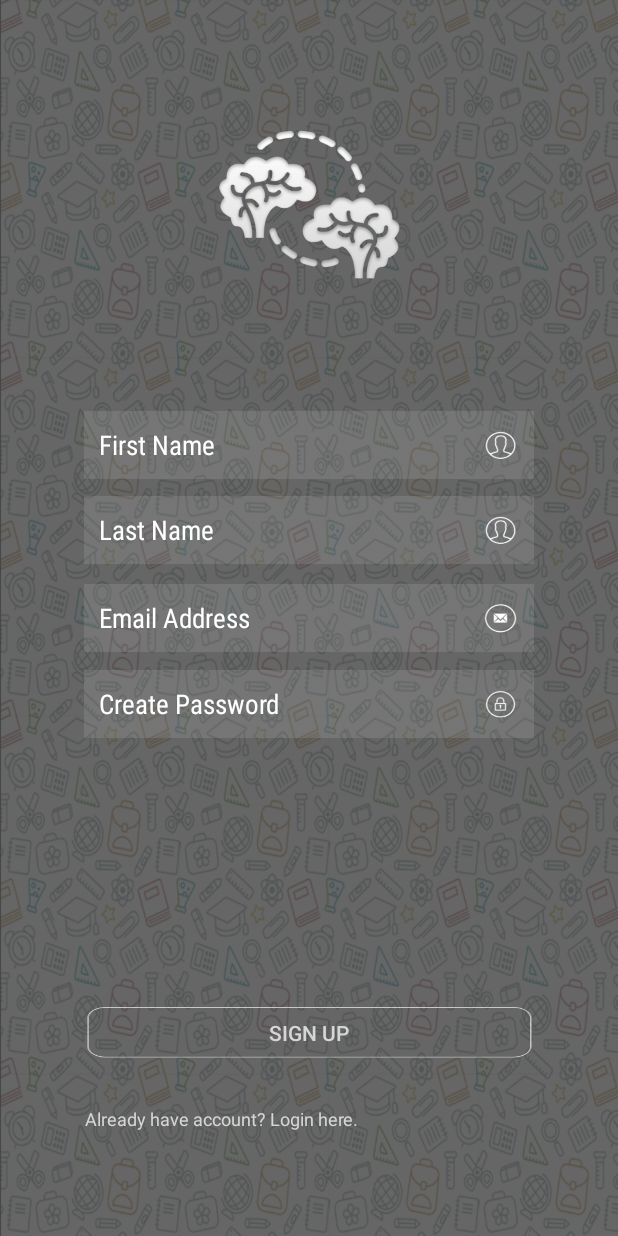
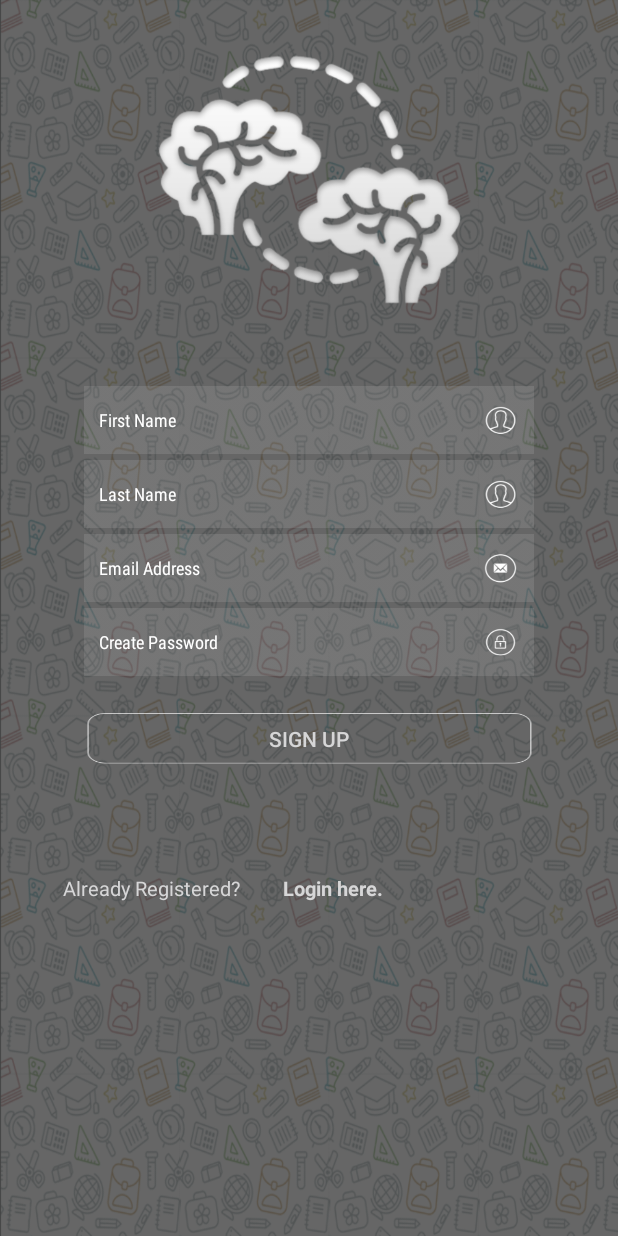
Before and after one commit to alqulaysh/Two2erDroid, an Android app: the RegisterActivity screen opened directly, with no data from a screen before it, on a phone screen of 412 x 824 dp. Run offline under Robolectric (Android 15) with nearby library versions, the phone set to English and light mode, and no system bars; libraries missing offline, so code that uses them is left out: com.stormpath.sdk.

Commit message:
UI improvements

```diff
--- a/app/src/main/AndroidManifest.xml
+++ b/app/src/main/AndroidManifest.xml
@@ -42,8 +42,10 @@
             android:name=".SideMenuActivity"
             android:label=""
             android:theme="@style/AppTheme.NoActionBar" />
-        <activity android:name=".ChangePasswordActivity" />
-        <activity android:name=".ForgotPasswordActivity" />
+        <activity android:name=".ChangePasswordActivity"
+            android:theme="@style/AppTheme.NoActionBar"/>
+        <activity android:name=".ForgotPasswordActivity"
+            android:theme="@style/AppTheme.NoActionBar"/>
         <activity android:name=".UploadImageActivity"></activity>
 
         <service
--- a/app/src/main/res/layout/activity_change_password.xml
+++ b/app/src/main/res/layout/activity_change_password.xml
@@ -32,35 +32,35 @@
             android:layout_height="38dp"
             android:textColor="@color/cast_expanded_controller_text_color"
             android:layout_below="@+id/change_password"
-            android:layout_centerHorizontal="true"
-            android:layout_marginBottom="15dp" />
+            android:layout_alignStart="@+id/change_password" />
 
-        <EditText android:id="@+id/change_password"
+        <EditText
+            android:id="@+id/change_password"
             android:layout_width="300dp"
             android:layout_height="45dp"
+            android:layout_centerHorizontal="true"
+            android:layout_centerVertical="true"
+            android:background="@drawable/passwordbackground"
+            android:fontFamily="sans-serif-condensed"
+            android:hint="New Password"
+            android:paddingLeft="10dp"
+            android:password="true"
+            android:selectAllOnFocus="false"
             android:singleLine="false"
-            android:password="true"
-            android:hint="New Password"
-            android:textSize="14dp"
-            android:fontFamily="sans-serif-condensed"
             android:textColorHint="#fff"
-            android:background="@drawable/passwordbackground"
-            android:selectAllOnFocus="false"
-            android:layout_marginBottom="11dp"
-            android:layout_below="@+id/change_password_logo"
-            android:layout_centerHorizontal="true"
-            android:paddingLeft="10dp" />
+            android:textSize="12sp" />
 
         <TextView
-            android:text="@string/curr_version"
+            android:id="@+id/current_version"
             android:layout_width="wrap_content"
             android:layout_height="wrap_content"
-            android:id="@+id/current_version"
-            android:layout_marginBottom="54dp"
             android:layout_alignParentBottom="true"
             android:layout_centerHorizontal="true"
+            android:layout_marginBottom="54dp"
+            android:fontFamily="monospace"
+            android:text="@string/curr_version"
             android:textColor="@color/cast_expanded_controller_text_color"
-            android:fontFamily="monospace" />
+            android:textSize="12sp" />
 
     </RelativeLayout>
 
--- a/app/src/main/res/layout/activity_login.xml
+++ b/app/src/main/res/layout/activity_login.xml
@@ -59,48 +59,48 @@
             android:layout_marginBottom="15dp" />
 
 
+        <EditText
+            android:id="@+id/login_password"
+            android:layout_width="300dp"
+            android:layout_height="45dp"
+            android:layout_alignStart="@+id/btnLogin"
+            android:layout_centerVertical="true"
+            android:background="@drawable/passwordbackground"
+            android:fontFamily="sans-serif-condensed"
+            android:hint="@string/password"
+            android:paddingLeft="10dp"
+            android:password="true"
+            android:singleLine="true"
+            android:textColorHint="#fff"
+            android:textSize="12sp" />
 
-
-
-        <EditText  android:id="@+id/login_password"
+        <EditText
+            android:id="@+id/login_email"
             android:layout_width="300dp"
-            android:singleLine="true"
-            android:password="true"
-            android:hint="@string/password"
-            android:textSize="14dp"
-            android:fontFamily="sans-serif-condensed"
-            android:textColorHint="#fff"
-            android:background="@drawable/passwordbackground"
             android:layout_height="45dp"
-            android:layout_centerVertical="true"
-            android:layout_alignStart="@+id/btnLogin"
-            android:paddingLeft="10dp" />
-
-        <EditText android:id="@+id/login_email"
-        android:layout_width="300dp"
-        android:layout_height="45dp"
-            android:singleLine="false"
-            android:hint="@string/prompt_email"
-            android:textSize="14dp"
-            android:fontFamily="sans-serif-condensed"
-            android:textColorHint="#fff"
-            android:background="@drawable/emaaaaail"
-            android:selectAllOnFocus="false"
-            android:layout_marginBottom="11dp"
             android:layout_above="@+id/login_password"
             android:layout_alignStart="@+id/login_password"
-            android:paddingLeft="10dp" />
+            android:layout_marginBottom="11dp"
+            android:background="@drawable/emaaaaail"
+            android:fontFamily="sans-serif-condensed"
+            android:hint="@string/prompt_email"
+            android:paddingLeft="10dp"
+            android:selectAllOnFocus="false"
+            android:singleLine="false"
+            android:textColorHint="#fff"
+            android:textSize="12sp" />
 
         <TextView
-            android:text="@string/curr_version"
+            android:id="@+id/current_version"
             android:layout_width="wrap_content"
             android:layout_height="wrap_content"
-            android:id="@+id/current_version"
-            android:layout_marginBottom="54dp"
             android:layout_alignParentBottom="true"
             android:layout_centerHorizontal="true"
+            android:layout_marginBottom="54dp"
+            android:fontFamily="monospace"
+            android:text="@string/curr_version"
             android:textColor="@color/cast_expanded_controller_text_color"
-            android:fontFamily="monospace" />
+            android:textSize="10sp" />
 
     </RelativeLayout>
 
--- a/app/src/main/res/layout/activity_register.xml
+++ b/app/src/main/res/layout/activity_register.xml
@@ -1,105 +1,185 @@
 <?xml version="1.0" encoding="utf-8"?>
-<LinearLayout
-    xmlns:android="http://schemas.android.com/apk/res/android"
+<android.support.constraint.ConstraintLayout xmlns:android="http://schemas.android.com/apk/res/android"
     xmlns:app="http://schemas.android.com/apk/res-auto"
     xmlns:tools="http://schemas.android.com/tools"
     android:layout_width="fill_parent"
     android:layout_height="fill_parent"
     android:fillViewport="true"
     android:orientation="vertical"
-    android:background="@drawable/newbackground">
+    android:background="@drawable/newbackground"
+    tools:layout_editor_absoluteY="81dp"
+    tools:layout_editor_absoluteX="0dp">
 
-    <RelativeLayout
-        android:layout_width="match_parent"
-        android:layout_height="match_parent">
 
     <ImageView
-            android:layout_width="128dp"
-            android:layout_height="128dp"
+        android:layout_width="0dp"
+        android:layout_height="0dp"
         app:srcCompat="@drawable/logo"
         android:id="@+id/imageView3"
-            android:layout_alignParentTop="true"
-            android:layout_centerHorizontal="true"
-            android:layout_marginTop="16dp"
-            android:layout_above="@+id/reg_firstname"
-            android:paddingBottom="16dp" />
+        android:paddingBottom="16dp"
+        android:layout_marginStart="8dp"
+        android:layout_marginEnd="8dp"
+        android:layout_marginRight="8dp"
+        app:layout_constraintRight_toRightOf="parent"
+        android:layout_marginLeft="8dp"
+        app:layout_constraintLeft_toLeftOf="parent"
+        app:layout_constraintTop_toTopOf="parent"
+        android:layout_marginTop="32dp"
+        app:layout_constraintHorizontal_bias="0.0"
+        android:layout_marginBottom="32dp"
+        app:layout_constraintBottom_toTopOf="@+id/reg_firstname"
+        app:layout_constraintVertical_bias="0.0" />
 
-        <EditText android:id="@+id/reg_firstname"
+    <EditText
+        android:id="@+id/reg_firstname"
         android:layout_width="300dp"
         android:layout_height="45dp"
+        android:background="@drawable/firstname_lastname"
+        android:fontFamily="sans-serif-condensed"
+        android:hint="@string/first_name"
+        android:paddingLeft="10dp"
         android:singleLine="true"
-            android:layout_marginBottom="11dp"
-            android:background="@drawable/firstname_lastname"
-            android:layout_above="@+id/reg_lastname"
-            android:layout_alignStart="@+id/reg_lastname"
-            android:hint="@string/first_name"
-            android:fontFamily="sans-serif-condensed"
         android:textColorHint="#fff"
-            android:paddingLeft="10dp"
-            android:textSize="18sp" />
+        android:textSize="12sp"
+        tools:layout_conversion_absoluteX="42dp"
+        tools:layout_conversion_absoluteY="143dp"
+        tools:layout_conversion_absoluteWidth="300dp"
+        tools:layout_conversion_absoluteHeight="45dp"
+        android:layout_marginRight="8dp"
+        app:layout_constraintRight_toRightOf="parent"
+        android:layout_marginLeft="8dp"
+        app:layout_constraintLeft_toLeftOf="parent"
+        app:layout_constraintTop_toTopOf="parent"
+        android:layout_marginTop="8dp"
+        app:layout_constraintBottom_toBottomOf="parent"
+        android:layout_marginBottom="16dp"
+        app:layout_constraintVertical_bias="0.32999998" />
 
-        <EditText android:id="@+id/reg_email"
+    <EditText
+        android:id="@+id/reg_email"
         android:layout_width="300dp"
         android:layout_height="45dp"
+        android:background="@drawable/emailregestration"
+        android:fontFamily="sans-serif-condensed"
+        android:hint="@string/prompt_emailad"
+        android:paddingLeft="10dp"
         android:singleLine="true"
-            android:background="@drawable/emailregestration"
-            android:layout_centerVertical="true"
-            android:layout_alignStart="@+id/reg_lastname"
-            android:hint="@string/prompt_emailad"
-            android:fontFamily="sans-serif-condensed"
+        android:textAlignment="textStart"
         android:textColorHint="#fff"
-            android:textAlignment="textStart"
-            android:paddingLeft="10dp" />
+        android:textSize="12sp"
+        tools:layout_conversion_absoluteX="42dp"
+        tools:layout_conversion_absoluteY="233dp"
+        tools:layout_conversion_absoluteWidth="300dp"
+        tools:layout_conversion_absoluteHeight="45dp"
+        android:layout_marginRight="8dp"
+        app:layout_constraintRight_toRightOf="parent"
+        android:layout_marginLeft="8dp"
+        app:layout_constraintLeft_toLeftOf="parent"
+        android:layout_marginTop="4dp"
+        app:layout_constraintTop_toBottomOf="@+id/reg_lastname" />
 
-        <EditText android:id="@+id/reg_lastname"
+    <EditText
+        android:id="@+id/reg_lastname"
         android:layout_width="300dp"
         android:layout_height="45dp"
+        android:autoText="@drawable/firstname_lastname"
+        android:background="@drawable/firstname_lastname"
+        android:fontFamily="sans-serif-condensed"
+        android:hint="@string/last_name"
+        android:paddingLeft="10dp"
         android:singleLine="true"
-            android:background="@drawable/firstname_lastname"
-            android:layout_marginBottom="13dp"
-            android:autoText="@drawable/firstname_lastname"
-            android:layout_above="@+id/reg_email"
-            android:layout_alignStart="@+id/btnRegister"
-            android:hint="@string/last_name"
-            android:fontFamily="sans-serif-condensed"
         android:textColorHint="#fff"
-            android:paddingLeft="10dp" />
+        android:textSize="12sp"
+        tools:layout_conversion_absoluteX="42dp"
+        tools:layout_conversion_absoluteY="188dp"
+        tools:layout_conversion_absoluteWidth="300dp"
+        tools:layout_conversion_absoluteHeight="45dp"
+        android:layout_marginRight="8dp"
+        app:layout_constraintRight_toRightOf="parent"
+        android:layout_marginLeft="8dp"
+        app:layout_constraintLeft_toLeftOf="parent"
+        android:layout_marginTop="4dp"
+        app:layout_constraintTop_toBottomOf="@+id/reg_firstname" />
 
-        <EditText android:id="@+id/reg_password"
+    <EditText
+        android:id="@+id/reg_password"
         android:layout_width="300dp"
         android:layout_height="45dp"
+        android:background="@drawable/passwordregiestration"
+        android:fontFamily="sans-serif-condensed"
+        android:hint="@string/create_pw"
+        android:paddingLeft="10dp"
         android:password="true"
         android:singleLine="true"
-            android:background="@drawable/passwordregiestration"
-            android:layout_below="@+id/reg_email"
-            android:layout_alignStart="@+id/reg_email"
-            android:layout_marginTop="12dp"
-            android:hint="@string/create_pw"
-            android:fontFamily="sans-serif-condensed"
         android:textColorHint="#fff"
-            android:paddingLeft="10dp" />
+        android:textSize="12sp"
+        tools:layout_conversion_absoluteX="42dp"
+        tools:layout_conversion_absoluteY="278dp"
+        tools:layout_conversion_absoluteWidth="300dp"
+        tools:layout_conversion_absoluteHeight="45dp"
+        android:layout_marginRight="8dp"
+        app:layout_constraintRight_toRightOf="parent"
+        android:layout_marginLeft="8dp"
+        app:layout_constraintLeft_toLeftOf="parent"
+        android:layout_marginTop="4dp"
+        app:layout_constraintTop_toBottomOf="@+id/reg_email" />
 
-        <Button android:id="@+id/btnRegister"
+    <Button
+        android:id="@+id/btnRegister"
         android:layout_width="300dp"
         android:layout_height="35dp"
         android:text="@string/signup"
         android:background="@drawable/buttonclick"
-            android:layout_marginBottom="31dp"
         android:textColor="@color/cast_expanded_controller_text_color"
-            android:layout_above="@+id/link_to_login"
-            android:layout_centerHorizontal="true" />
+        tools:layout_conversion_absoluteX="42dp"
+        tools:layout_conversion_absoluteY="340dp"
+        tools:layout_conversion_absoluteWidth="300dp"
+        tools:layout_conversion_absoluteHeight="35dp"
+        android:layout_marginRight="8dp"
+        app:layout_constraintRight_toRightOf="parent"
+        android:layout_marginLeft="8dp"
+        app:layout_constraintLeft_toLeftOf="parent"
+        android:layout_marginTop="24dp"
+        app:layout_constraintTop_toBottomOf="@+id/reg_password" />
 
-        <TextView android:id="@+id/link_to_login"
+    <TextView
+        android:id="@+id/link_to_login"
         android:layout_width="wrap_content"
         android:layout_height="wrap_content"
-            android:layout_marginBottom="70dp"
+        android:layout_marginBottom="32dp"
+        android:layout_marginLeft="8dp"
+        android:layout_marginRight="140dp"
+        android:layout_marginTop="0dp"
+        android:gravity="center"
         android:text="@string/existing_account"
-            android:gravity="center"
-            android:textSize="12dip"
         android:textColor="@color/cast_expanded_controller_text_color"
-            android:layout_alignParentBottom="true"
-            android:layout_alignStart="@+id/btnRegister" />
+        android:textSize="13sp"
+        android:textStyle="bold"
+        app:layout_constraintBottom_toBottomOf="parent"
+        app:layout_constraintHorizontal_bias="0.529"
+        app:layout_constraintLeft_toRightOf="@+id/textView3"
+        app:layout_constraintRight_toRightOf="parent"
+        app:layout_constraintTop_toBottomOf="@+id/btnRegister"
+        app:layout_constraintVertical_bias="0.275"
+        tools:layout_conversion_absoluteHeight="17dp"
+        tools:layout_conversion_absoluteWidth="212dp"
+        tools:layout_conversion_absoluteX="42dp"
+        tools:layout_conversion_absoluteY="425dp" />
 
-    </RelativeLayout>
+    <TextView
+        android:id="@+id/textView3"
+        android:layout_width="wrap_content"
+        android:layout_height="wrap_content"
+        android:layout_marginBottom="32dp"
+        android:layout_marginLeft="42dp"
+        android:layout_marginTop="0dp"
+        android:text="Already Registered?"
+        android:textColor="@color/cast_libraries_material_featurehighlight_text_body_color"
+        android:textSize="13sp"
+        app:layout_constraintBottom_toBottomOf="parent"
+        app:layout_constraintLeft_toLeftOf="parent"
+        app:layout_constraintTop_toBottomOf="@+id/btnRegister"
+        app:layout_constraintVertical_bias="0.275" />
 
-</LinearLayout>
+
+</android.support.constraint.ConstraintLayout>
--- a/app/src/main/res/layout/nav_header_main.xml
+++ b/app/src/main/res/layout/nav_header_main.xml
@@ -18,12 +18,12 @@
         android:layout_marginLeft="0dp"
         app:layout_constraintLeft_toLeftOf="parent"
         app:layout_constraintTop_toTopOf="parent"
-        android:layout_marginTop="0dp"
-        android:layout_marginRight="128dp"
+        android:layout_marginTop="16dp"
+        android:layout_marginRight="8dp"
         app:layout_constraintRight_toRightOf="parent"
         app:layout_constraintBottom_toBottomOf="parent"
         android:layout_marginBottom="60dp"
-        app:layout_constraintHorizontal_bias="0.06" />
+        app:layout_constraintHorizontal_bias="0.05" />
 
 
     <TextView
--- a/app/src/main/res/menu/activity_main_drawer.xml
+++ b/app/src/main/res/menu/activity_main_drawer.xml
@@ -44,6 +44,8 @@
             android:title="Log Out" />
     </group>
 
+
+
     <!--<item android:title="Communicate">-->
         <!--<menu>-->
             <!--<item-->
@@ -57,4 +59,7 @@
         <!--</menu>-->
     <!--</item>-->
 
+
+
+
 </menu>
--- a/app/src/main/res/values/colors.xml
+++ b/app/src/main/res/values/colors.xml
@@ -2,5 +2,5 @@
 <resources>
     <color name="colorPrimary">#666666</color>
     <color name="colorPrimaryDark">#434343</color>
-    <color name="colorAccent">#FF4081</color>
+    <color name="colorAccent">#3d9fc6</color>
 </resources>
--- a/app/src/main/res/values/strings.xml
+++ b/app/src/main/res/values/strings.xml
@@ -13,7 +13,7 @@
     <!-- Strings related to Register -->
     <string name="first_name">First Name</string>
     <string name="last_name">Last Name</string>
-    <string name="existing_account">Already have account? Login here.</string>
+    <string name="existing_account">Login here.</string>
     <string name="signup">Sign Up</string>
     <string name="create_pw">Create Password</string>
 
```
Lines whose indentation alone changed are shown as unchanged.
